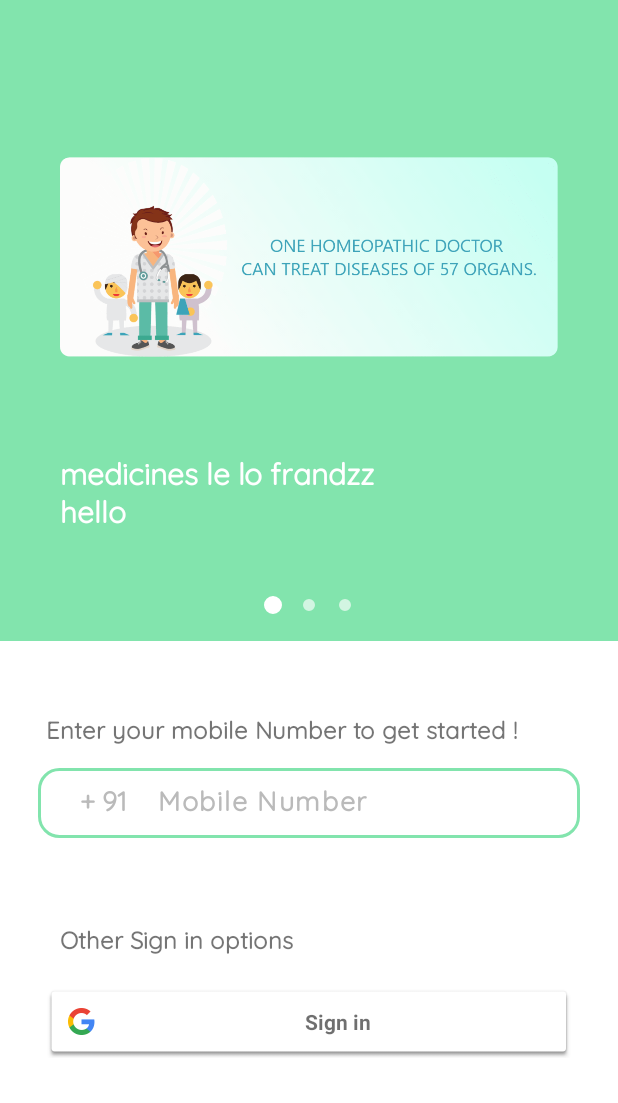
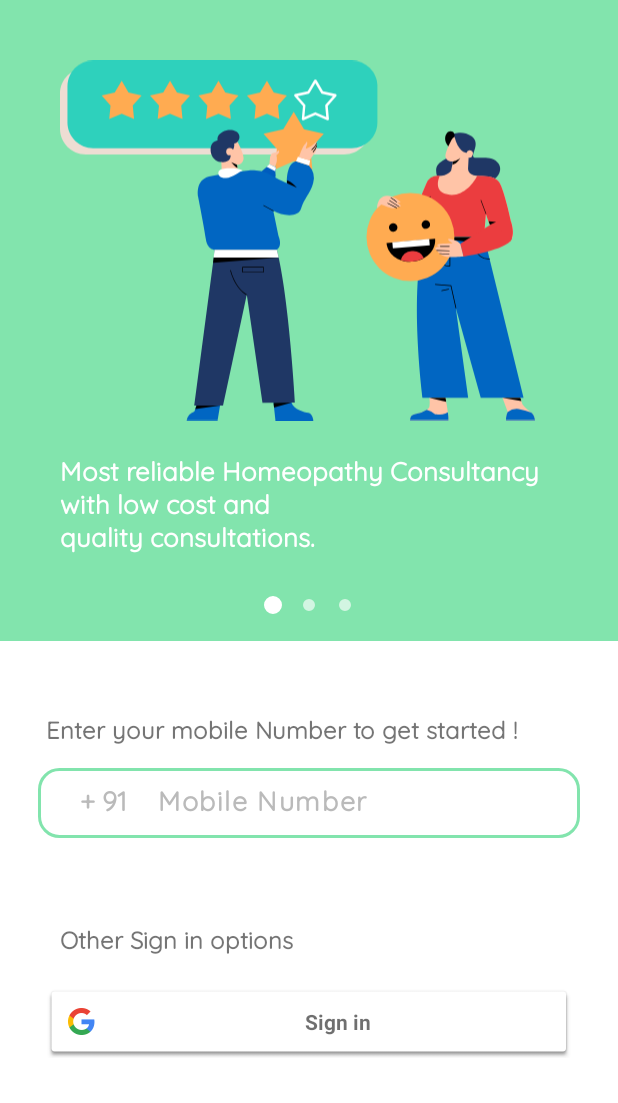
Before and after one commit to adityaagarwal16/HCare, an Android app: the LoginHomeFragment screen opened directly, with no data from a screen before it, on a phone screen of 412 x 824 dp, the part 133-1236 px from its top. Run offline under Robolectric (Android 15) with nearby library versions, the light colour scheme and no system bars; plain views replace TrailingCircularDotsLoader.

Commit message:
-> added signup page graphics
Signed-off-by: aditya <adityaagarwal990@gmail.com>

```diff
--- a/app/src/main/java/com/hcare/homeopathy/hcare/Start/Home/LoginHomeFragment.java
+++ b/app/src/main/java/com/hcare/homeopathy/hcare/Start/Home/LoginHomeFragment.java
@@ -42,9 +42,9 @@ public class LoginHomeFragment extends Fragment {
 
         FragmentManager manager = getChildFragmentManager();
         ViewPagerTabsAdapter adapter = new ViewPagerTabsAdapter(manager,getLifecycle());
+        adapter.addFrag(new SignUp3Fragment());
         adapter.addFrag(new SignUp1Fragment());
         adapter.addFrag(new SignUp2Fragment());
-        adapter.addFrag(new SignUp3Fragment());
         viewPager.setAdapter(adapter);
 
         TabLayoutMediator tabLayoutMediator = new TabLayoutMediator(tabLayout, viewPager,
--- /dev/null
+++ b/app/src/main/res/drawable/signup_3.xml
@@ -0,0 +1,144 @@
+<vector xmlns:android="http://schemas.android.com/apk/res/android"
+    android:width="369.5dp"
+    android:height="279.7dp"
+    android:viewportWidth="369.5"
+    android:viewportHeight="279.7">
+  <path
+      android:pathData="M221,73H20C8.968,72.967 0.033,64.032 0,53V25.8c0.033,-11.032 8.968,-19.967 20,-20h201.1c11.032,0.033 19.967,8.968 20,20V53c-0.044,11.066 -9.033,20.011 -20.1,20z"
+      android:fillColor="#eeddd3"/>
+  <path
+      android:pathData="M226.8,68.1h-201c-11.032,-0.033 -19.967,-8.968 -20,-20V20C5.833,8.968 14.768,0.033 25.8,0h201.1c11.032,0.033 19.967,8.968 20,20v28.1c-0.077,11.053 -9.047,19.978 -20.1,20z"
+      android:fillColor="#2ed1bc"/>
+  <path
+      android:pathData="M181.8,39.9l8,13.6 15.4,3.5 -10.4,11.8 1.5,15.8 -14.5,-6.3 -14.5,6.3 1.4,-15.8L158.3,57l15.4,-3.5 8.1,-13.6z"
+      android:fillColor="#ffab51"/>
+  <path
+      android:pathData="M167,82.6l-4.1,-1.9 0.5,-5.5a4.79,4.79 0,0 1,0.7 -2c0.4,-0.6 1.1,-1.4 1.9,-1.4a6.6,6.6 0,0 0,4 -1.9c0.3,-0.4 0.9,1.3 0.2,2a16.92,16.92 0,0 1,-1.9 1.8s1.6,5.1 -1.3,8.9z"
+      android:fillColor="#ffc4a7"/>
+  <path
+      android:pathData="M151.6,94.1a13.54,13.54 0,0 1,4 -6.9l7.4,-6.4 5.1,2.4 -0.6,3a12.58,12.58 0,0 1,-0.4 6.9l-2.6,6.7z"
+      android:fillColor="#005cbe"/>
+  <path
+      android:pathData="M167.4,86.1l-6.7,-3.5 2.2,-1.9 5.1,2.4 -0.6,3z"
+      android:fillColor="#fff"/>
+  <path
+      android:pathData="M138.2,63.3s5.4,10 4.6,13.4 -3.4,4.6 -5.2,4.3l1.5,7.5 -13.1,0.8 -0.6,-12s-5.3,-5.3 -2.8,-10.4 10.1,-9.6 15.6,-3.6z"
+      android:fillColor="#ffc4a7"/>
+  <path
+      android:pathData="M132.7,72.7s1.5,7.2 -7.7,6.2c-8.5,-0.9 -10.1,-13.3 -4.7,-16l2.4,-0.9s-1.4,-3.7 3.7,-6.5 11.3,-1.5 12.8,1.9 -1.3,6.9 -3.7,7.1c0,0 0.8,5.4 -3.1,6z"
+      android:fillColor="#1f3765"/>
+  <path
+      android:pathData="M134.9,70.8a2.8,2.8 0,1 1,-5.6 0,2.8 2.8,0 0,1 2.8,-2.8 2.86,2.86 0,0 1,2.8 2.8z"
+      android:fillColor="#ffc4a7"/>
+  <path
+      android:fillColor="#FF000000"
+      android:pathData="M137.6,81l-4.3,-2s2.8,3.8 4.8,4.4z"/>
+  <path
+      android:pathData="M116,90.2a180.67,180.67 0,0 1,30.9 -4.7c0,0 8.8,-1.2 16.2,3.1a139.24,139.24 0,0 0,13.4 6.8c0,0 -0.9,-15.1 7,-17.2l10.1,3.3a14.46,14.46 0,0 1,3.3 13.8c-2.3,8.2 -7.1,11.9 -9.3,19.5s-14.4,6.1 -21.7,2l4,19.4s3.7,8 -1.4,10.9h-48.4s-5.6,-0.3 -6.7,-8.6 -6,-32.9 -6,-32.9S105,93 116,90.2z"
+      android:fillColor="#0166c2"/>
+  <path
+      android:fillColor="#FF000000"
+      android:pathData="M176.6,95.4l7.7,3.5s-4,-5 -7.7,-5.9zM166.2,117.1h-0.1l-7.8,-4.2c-0.1,-0.1 -0.2,-0.2 -0.1,-0.3s0.2,-0.2 0.3,-0.1l7.8,4.2c0.1,0.1 0.2,0.2 0.1,0.3s-0.1,0.1 -0.2,0.1z"/>
+  <path
+      android:pathData="M123.3,88.5s0.5,2.7 5.7,2.8 10.9,-5.4 13,-5.6c0,0 -1.4,-2 -10.4,-1.9 -8.8,0.1 -8.4,2.8 -8.3,4.7zM183.6,78.2l1.5,-3.4 9.5,2.8 -0.8,3.9 -10.2,-3.3z"
+      android:fillColor="#fff"/>
+  <path
+      android:pathData="M185.8,75.1a59.56,59.56 0,0 1,3.3 -8c1.3,-2.2 2.3,-2.8 2.5,-3.6s1.3,0.1 0.5,1.9a10.43,10.43 0,0 0,-0.9 3.1,40.34 40.34,0 0,0 4.4,-2.1 24,24 0,0 0,3.9 -3.2s0.8,5.6 -0.9,8l-4.5,6.3z"
+      android:fillColor="#ffc4a7"/>
+  <path
+      android:fillColor="#FF000000"
+      android:pathData="M195.8,69.6c-0.1,0 -0.2,0 -0.2,-0.1a0.19,0.19 0,0 1,0.1 -0.3,13.9 13.9,0 0,0 3.8,-4.9c0.1,-0.1 0.2,-0.2 0.3,-0.1s0.2,0.2 0.1,0.3 -1.5,3.5 -4,5.2c0,-0.1 0,-0.1 -0.1,-0.1zM196.9,71.4c-0.1,0 -0.1,0 -0.2,-0.1a0.3,0.3 0,0 1,0 -0.4,11.92 11.92,0 0,0 2.8,-4.8c0,-0.1 0.2,-0.2 0.3,-0.2s0.2,0.2 0.2,0.3a12.22,12.22 0,0 1,-2.9 5c-0.1,0.2 -0.2,0.2 -0.2,0.2z"/>
+  <path
+      android:pathData="M120.4,147.1l-16,121h22.4l18.5,-86.2 12.2,84 25.3,-0.2s-4.6,-81.1 -14.1,-118.7h-48.3z"
+      android:fillColor="#1f3765"/>
+  <path
+      android:pathData="M170.1,153l-1.4,-5.9h-48.4l-0.8,5.9z"
+      android:fillColor="#fff"/>
+  <path
+      android:fillColor="#FF000000"
+      android:pathData="M145.4,182.2h-0.1c-0.1,0 -8.8,-4.1 -12.9,-19.1 0,-0.1 0,-0.3 0.2,-0.3s0.3,0 0.3,0.2c4,14.8 12.5,18.7 12.6,18.8s0.2,0.2 0.1,0.3a0.35,0.35 0,0 1,-0.2 0.1zM158.3,164.6L142,164.6a0.32,0.32 0,0 1,-0.3 -0.3v-3.7a0.32,0.32 0,0 1,0.3 -0.3h16.3a0.32,0.32 0,0 1,0.3 0.3v3.7a0.27,0.27 0,0 1,-0.3 0.3zM142.3,164.1h15.8v-3.2h-15.8zM119.1,157.1l51,-4.1h-50.5l-0.5,4.1z"/>
+  <path
+      android:pathData="M166.1,265.9l1.5,13.8h29.5s-0.6,-5.6 -3.9,-6 -11.4,-2.3 -13.1,-7.9zM106.2,268.1l-1.7,4.6a9.18,9.18 0,0 0,-6 6.9h24.1l1.9,-11.6h-18.3z"
+      android:fillColor="#0166c2"/>
+  <path
+      android:fillColor="#FF000000"
+      android:pathData="M180.2,265.8l-13.7,3.8 -0.4,-3.7 14.1,-0.1zM124.5,268.1l-19.3,2.7 1,-2.7h18.3z"/>
+  <path
+      android:pathData="M330,137.1l30.6,125h-33.3l-19.4,-69.8 9.6,69.8h-35.4s-11,-84.9 1.7,-125z"
+      android:fillColor="#0166c2"/>
+  <path
+      android:pathData="M305.3,57.3s8,-3.7 14.9,1.6 0.2,13 1.3,15.8 14.5,-2.5 19.6,5.4 -5.9,16.7 -13.1,15.3 -22.5,-3.1 -26.1,-2.3 -9.2,0.4 -9.3,-7.5 9.6,-7.9 11.3,-13.5c1.6,-5.8 1.4,-14.8 1.4,-14.8z"
+      android:fillColor="#1f3765"/>
+  <path
+      android:fillColor="#FF000000"
+      android:pathData="M306.9,59.2s0.6,-4.4 -3.3,-4.3 -6.6,8.1 0,13z"/>
+  <path
+      android:pathData="M306.9,59.2h0a7.47,7.47 0,0 0,-2.5 2.8c-1.5,3 -5.2,10.3 -4.5,13 0.9,3.4 4,3.7 5.8,3.4l-1.5,7.5 13.1,0.8 0.6,-12a14,14 0,0 0,2.2 -3.1c-1.7,0.7 -9.6,2.1 -13.2,-12.4z"
+      android:fillColor="#ffc4a7"/>
+  <path
+      android:fillColor="#FF000000"
+      android:pathData="M305.8,78.5s3.9,-0.8 5.6,-2.9c0,0 -2.1,4.6 -6.1,5.3z"/>
+  <path
+      android:pathData="M320.9,73.6a2.74,2.74 0,0 1,-3.4 1.8,2.69 2.69,0 0,1 -1.3,-3.6 2.74,2.74 0,0 1,3.4 -1.8,2.69 2.69,0 0,1 1.3,3.6zM317.5,84.4s-0.3,4.1 6.4,5.1c5,0.7 14,-0.7 17.8,5.1s9.3,30.9 9.3,30.9 5.4,14.7 -4.3,16.8c-7.7,1.7 -15.3,-23 -15.3,-23l-1.4,17.8h-46.1l0.2,-21 -7.2,-1.1 7.9,-18.9a9.31,9.31 0,0 1,9.3 -6.4c7.4,0.2 10.3,-4.3 10.3,-4.3z"
+      android:fillColor="#ffc4a7"/>
+  <path
+      android:pathData="M341.7,94.6c-3.7,-5.5 -12,-4.6 -17.1,-5.1 -2.8,5.9 -11.8,17.2 -23.3,14.5 -10,-2.3 -7.4,-11 -5.9,-14.5h-1.3a9.3,9.3 0,0 0,-9.3 6.4l-7.9,18.9 5.6,0.8a11,11 0,0 0,1.6 7.6l-0.3,13.7h46.1l1.4,-17.8s7.6,24.7 15.3,23c9.6,-2.1 4.3,-16.8 4.3,-16.8s-5.4,-24.9 -9.2,-30.7z"
+      android:fillColor="#eb3d3f"/>
+  <path
+      android:fillColor="#FF000000"
+      android:pathData="M282.5,116.1h0c-0.2,0 -0.3,-0.1 -0.2,-0.3a13,13 0,0 1,3.5 -7.4,17.83 17.83,0 0,0 2.1,-2.7c0.1,-0.1 0.2,-0.2 0.3,-0.1s0.2,0.2 0.1,0.3a14.8,14.8 0,0 1,-2.2 2.9,13.45 13.45,0 0,0 -3.3,7.1c-0.1,0.1 -0.2,0.2 -0.3,0.2zM307.9,192.5a0.22,0.22 0,0 1,-0.2 -0.2l-3.8,-17.1 -12,-1c-0.1,0 -0.2,-0.1 -0.2,-0.3s0.1,-0.2 0.3,-0.2l12.2,1a0.22,0.22 0,0 1,0.2 0.2l3.9,17.3c-0.1,0.2 -0.2,0.3 -0.4,0.3zM296.9,179.1a0.22,0.22 0,0 1,-0.2 -0.2c0,-0.1 0.1,-0.3 0.2,-0.3l5.4,-1.2c0.1,0 0.3,0.1 0.3,0.2s-0.1,0.3 -0.2,0.3l-5.5,1.2zM283.8,137.1l47.5,5.3 -1.3,-5.3h-46.2z"/>
+  <path
+      android:fillColor="#FF000000"
+      android:pathData="M334.2,154.4h-1.1a10.27,10.27 0,0 1,-10 -7.7l-2.6,-9.6c0,-0.1 0,-0.3 0.2,-0.3s0.3,0 0.3,0.2l2.6,9.6a9.93,9.93 0,0 0,9.5 7.3h1.1a0.32,0.32 0,0 1,0.3 0.3c0,0.2 -0.2,0.2 -0.3,0.2zM303.1,160h-1a5.38,5.38 0,0 1,-5.4 -5.4v-17.5a0.32,0.32 0,0 1,0.3 -0.3,0.27 0.27,0 0,1 0.3,0.3v17.5a4.91,4.91 0,0 0,4.9 4.9h0.8v-22.4a0.32,0.32 0,0 1,0.3 -0.3,0.27 0.27,0 0,1 0.3,0.3v22.6c-0.3,0.2 -0.4,0.3 -0.5,0.3z"/>
+  <path
+      android:pathData="M272.61,137.13m-34.2,0a34.2,34.2 0,1 1,68.4 0a34.2,34.2 0,1 1,-68.4 0"
+      android:fillColor="#ffab51"/>
+  <path
+      android:fillColor="#FF000000"
+      android:pathData="M255.9,130a3.31,3.31 0,1 1,3.6 3,3.23 3.23,0 0,1 -3.6,-3zM281.3,127.8a3.31,3.31 0,1 1,3.6 3,3.29 3.29,0 0,1 -3.6,-3zM254,141.7l37.8,-3.3c0.8,8.9 -7.1,16.8 -17.5,17.8s-19.5,-5.6 -20.3,-14.5z"/>
+  <path
+      android:pathData="M258.53,141.272l28.691,-2.505 0.409,4.682 -28.691,2.505z"
+      android:fillColor="#fff"/>
+  <path
+      android:pathData="M265.1,155a21.43,21.43 0,0 0,9.2 1.1,22.17 22.17,0 0,0 8.8,-2.7 9.48,9.48 0,0 0,-9.5 -5.3,9.67 9.67,0 0,0 -8.5,6.9z"
+      android:fillColor="#eb3d3f"/>
+  <path
+      android:pathData="M344.2,262.1l4.1,11s-1.5,3.5 -1.2,6.2h22.4s-0.6,-4.2 -2.9,-5.8 -6.6,-5.4 -7,-6.8l-1.5,-4.6z"
+      android:fillColor="#ffc4a7"/>
+  <path
+      android:pathData="M369.5,279.3s-0.6,-4.2 -2.9,-5.8a61.58,61.58 0,0 0,-9.8 -2.8,11.63 11.63,0 0,0 -8.6,2.4c0,0 -1.5,3.5 -1.2,6.2z"
+      android:fillColor="#0166c2"/>
+  <path
+      android:pathData="M299.9,262.1s2.4,12.4 2.4,17.2h-29.9a4.76,4.76 0,0 1,4.1 -4.6c4.1,-0.8 10.4,-3.3 10.9,-5.8a28.59,28.59 0,0 0,0 -6.8z"
+      android:fillColor="#ffc4a7"/>
+  <path
+      android:pathData="M301.7,273.2c-3.9,2.4 -9.9,1.7 -9.9,1.7a15.25,15.25 0,0 0,-6.5 -3.6,25.31 25.31,0 0,1 -8.9,3.4 4.82,4.82 0,0 0,-4.1 4.6h29.9a38,38 0,0 0,-0.5 -6.1z"
+      android:fillColor="#0166c2"/>
+  <path
+      android:fillColor="#FF000000"
+      android:pathData="M331.4,119.5a0.22,0.22 0,0 1,-0.2 -0.2l-4,-10.7c0,-0.1 0,-0.3 0.1,-0.3s0.3,0 0.3,0.1l4,10.7c0.1,0.2 0,0.4 -0.2,0.4z"/>
+  <path
+      android:pathData="M336.7,126.4l-25.3,16 2.3,9.8s34.2,-5 38,-13.8z"
+      android:fillColor="#eb3d3f"/>
+  <path
+      android:fillColor="#FF000000"
+      android:pathData="M334.5,127.7l4.7,-2.3 -5.8,-0.6 1.1,2.9z"/>
+  <path
+      android:pathData="M246.7,114.8v-0.4c0,-1.4 0.3,-6.7 4.8,-8.7 5.9,-2.6 13.4,4.2 13.4,4.2 0,1.1 -3,0 -3,0l3.4,3s-4,2.2 -6.4,1.9 -9,-3 -9,-3z"
+      android:fillColor="#ffc4a7"/>
+  <path
+      android:fillColor="#FF000000"
+      android:pathData="M261.9,110.2c-0.1,0 -0.1,0 -0.2,-0.1a28,28 0,0 0,-4.4 -3.2c-0.11,-0.055 -0.155,-0.19 -0.1,-0.3s0.19,-0.155 0.3,-0.1c1.5,0.6 4.4,3.2 4.6,3.3a0.3,0.3 0,0 1,0 0.4zM261.9,114.7h-0.1l-7,-3.6c-0.1,-0.1 -0.2,-0.2 -0.1,-0.3s0.2,-0.2 0.3,-0.1l7,3.6c0.1,0.1 0.2,0.2 0.1,0.3a0.35,0.35 0,0 1,-0.2 0.1zM263.8,113.9h-0.1l-7.5,-4.9c-0.11,-0.055 -0.155,-0.19 -0.1,-0.3s0.19,-0.155 0.3,-0.1l7.5,4.9a0.37,0.37 0,0 1,0.1 0.3c0,0.1 -0.1,0.1 -0.2,0.1z"/>
+  <path
+      android:pathData="M311.4,142.4s-2.3,-3.4 -9.3,-4a1.58,1.58 0,0 0,1 2,9.17 9.17,0 0,1 2.4,1.6c0,0 -10.1,0 -11.7,1s2.2,1.5 2.2,1.5 -3.9,0.4 -4.1,1.1 3.3,5.1 7.3,6.5 14.6,0 14.6,0z"
+      android:fillColor="#ffc4a7"/>
+  <path
+      android:fillColor="#FF000000"
+      android:pathData="M302.8,144.7h-6.9a0.32,0.32 0,0 1,-0.3 -0.3,0.27 0.27,0 0,1 0.3,-0.3h6.9a0.32,0.32 0,0 1,0.3 0.3,0.27 0.27,0 0,1 -0.3,0.3zM302.8,148.1h0l-9.8,-0.3c-0.1,0 -0.2,-0.1 -0.2,-0.3s0.1,-0.3 0.3,-0.2l9.8,0.3c0.1,0 0.2,0.1 0.2,0.3s-0.2,0.2 -0.3,0.2zM302.6,150.8h0l-7.3,-0.6c-0.1,0 -0.2,-0.1 -0.2,-0.3s0.1,-0.2 0.3,-0.2l7.3,0.6c0.1,0 0.2,0.1 0.2,0.3s-0.1,0.2 -0.3,0.2zM287.3,262.1l13.1,3.1 -0.5,-3.1h-12.6zM344.2,262.1l14.7,2.4 -0.8,-2.4h-13.9z"/>
+  <path
+      android:pathData="M48,15.8l5.3,9.1 10.2,2.3 -6.9,7.8 1,10.5 -9.6,-4.2 -9.7,4.2 1,-10.5 -6.9,-7.8 10.2,-2.3 5.4,-9.1zM85.6,15.8l5.4,9.1 10.2,2.3 -6.9,7.8 1,10.5 -9.7,-4.2 -9.6,4.2L77,35l-7,-7.8 10.3,-2.3 5.3,-9.1zM123.3,15.8l5.3,9.1 10.3,2.3 -7,7.8 1,10.5 -9.6,-4.2 -9.7,4.2 1,-10.5 -6.9,-7.8 10.2,-2.3 5.4,-9.1zM161,15.8l5.3,9.1 10.2,2.3 -6.9,7.8 1,10.5 -9.6,-4.2 -9.7,4.2 1,-10.5 -6.9,-7.8 10.2,-2.3 5.4,-9.1z"
+      android:fillColor="#ffab51"/>
+  <path
+      android:pathData="M208.3,46.5a0.6,0.6 0,0 1,-0.4 -0.1l-9.2,-4 -9.2,4a1.18,1.18 0,0 1,-1 -0.1,1 1,0 0,1 -0.4,-0.9l0.9,-10 -6.6,-7.6a1.16,1.16 0,0 1,-0.2 -1,1.21 1.21,0 0,1 0.7,-0.7l9.8,-2.2 5.1,-8.7a1,1 0,0 1,1.7 0l5.1,8.7 9.8,2.2a1,1 0,0 1,0.7 0.7,1.23 1.23,0 0,1 -0.2,1l-6.6,7.6 0.9,10a1,1 0,0 1,-0.4 0.9,0.76 0.76,0 0,1 -0.5,0.2zM198.6,40.3a0.6,0.6 0,0 1,0.4 0.1l8.1,3.5 -0.8,-8.8a2.35,2.35 0,0 1,0.2 -0.8l5.8,-6.6 -8.6,-1.9c-0.3,-0.1 -0.5,-0.2 -0.6,-0.5l-4.5,-7.6 -4.5,7.6a1.47,1.47 0,0 1,-0.6 0.5l-8.6,1.9 5.8,6.6a0.78,0.78 0,0 1,0.2 0.8l-0.8,8.8 8.1,-3.5c0.1,0 0.3,-0.1 0.4,-0.1z"
+      android:fillColor="#fff"/>
+</vector>
--- a/app/src/main/res/layout/fragment_signup_1.xml
+++ b/app/src/main/res/layout/fragment_signup_1.xml
@@ -1,18 +1,17 @@
 <?xml version="1.0" encoding="utf-8"?>
 <RelativeLayout
     xmlns:android="http://schemas.android.com/apk/res/android"
+    xmlns:tools="http://schemas.android.com/tools"
     android:layout_width="match_parent"
     android:paddingTop="15dp"
-    android:paddingBottom="15dp"
-    android:paddingStart="40dp"
-    android:paddingEnd="40dp"
     android:layout_height="match_parent"
     android:background="@color/colorSecondary">
 
     <ImageView
         android:id="@+id/image"
         android:adjustViewBounds="true"
-        android:src="@drawable/ban1"
+        android:src="@drawable/signup_1"
+        android:paddingBottom="10dp"
         android:layout_width="wrap_content"
         android:layout_height="match_parent"
         android:layout_alignParentTop="true"
@@ -26,9 +25,13 @@
         android:layout_width="wrap_content"
         android:layout_height="wrap_content"
         android:textStyle="bold"
+        android:paddingTop="15dp"
+        android:paddingStart="40dp"
+        android:paddingEnd="40dp"
         android:layout_marginBottom="10dp"
         android:textColor="@color/colorPrimary"
-        android:text="medicines le lo frandzz \nhello"
-        android:textSize="20sp"/>
+        android:text="Best Homeopathy Doctors from around India, assigned based on your needs."
+        android:textSize="17sp"
+        tools:ignore="HardcodedText" />
 
 </RelativeLayout>
--- a/app/src/main/res/layout/fragment_signup_3.xml
+++ b/app/src/main/res/layout/fragment_signup_3.xml
@@ -1,14 +1,18 @@
 <?xml version="1.0" encoding="utf-8"?>
 <RelativeLayout
     xmlns:android="http://schemas.android.com/apk/res/android"
+    xmlns:tools="http://schemas.android.com/tools"
     android:layout_width="match_parent"
-    android:padding="30dp"
+    android:paddingTop="15dp"
+    android:paddingStart="40dp"
+    android:paddingEnd="40dp"
     android:layout_height="match_parent"
     android:background="@color/colorSecondary">
 
     <ImageView
         android:id="@+id/image"
-        android:src="@drawable/ban1"
+        android:src="@drawable/signup_3"
+        android:layout_marginEnd="15dp"
         android:layout_width="wrap_content"
         android:layout_height="match_parent"
         android:layout_alignParentTop="true"
@@ -23,8 +27,10 @@
         android:layout_height="wrap_content"
         android:textStyle="bold"
         android:layout_marginBottom="10dp"
+        android:paddingTop="15dp"
         android:textColor="@color/colorPrimary"
-        android:text="medicines le lo frandzz \nhello"
-        android:textSize="20sp"/>
+        android:text="Most reliable Homeopathy Consultancy with low cost and\nquality consultations."
+        android:textSize="17sp"
+        tools:ignore="HardcodedText" />
 
 </RelativeLayout>
--- a/build.gradle
+++ b/build.gradle
@@ -8,12 +8,10 @@ buildscript {
         jcenter()
     }
     dependencies {
-        classpath 'com.android.tools.build:gradle:4.2.1'
-
-
+        classpath 'com.android.tools.build:gradle:4.2.2'
         // NOTE: Do not place your application dependencies here; they belong
         // in the individual module build.gradle files
-        classpath 'com.google.gms:google-services:4.3.5'
+        classpath 'com.google.gms:google-services:4.3.8'
     }
 }
 
```
Also changed, not shown: app/build.gradle (+4 -4 lines), app/src/main/java/com/hcare/homeopathy/hcare/Start/OTPFragment.java (+3 -5 lines), app/src/main/res/drawable/signup_1.xml (added, +147 -0 lines), app/src/main/res/drawable/signup_2.xml (added, +75 -0 lines), app/src/main/res/layout/fragment_signup_2.xml (+14 -4 lines), app/src/main/assets/fonts/OpenSans-Bold.ttf (deleted), app/src/main/assets/fonts/OpenSans-BoldItalic.ttf (deleted), app/src/main/assets/fonts/OpenSans-ExtraBold.ttf (deleted), app/src/main/assets/fonts/OpenSans-ExtraBoldItalic.ttf (deleted), app/src/main/assets/fonts/OpenSans-Italic.ttf (deleted), app/src/main/assets/fonts/OpenSans-Light.ttf (deleted), app/src/main/assets/fonts/OpenSans-LightItalic.ttf (deleted), app/src/main/assets/fonts/OpenSans-Regular.ttf (deleted), app/src/main/assets/fonts/OpenSans-SemiBold.ttf (deleted), 1 more files.
